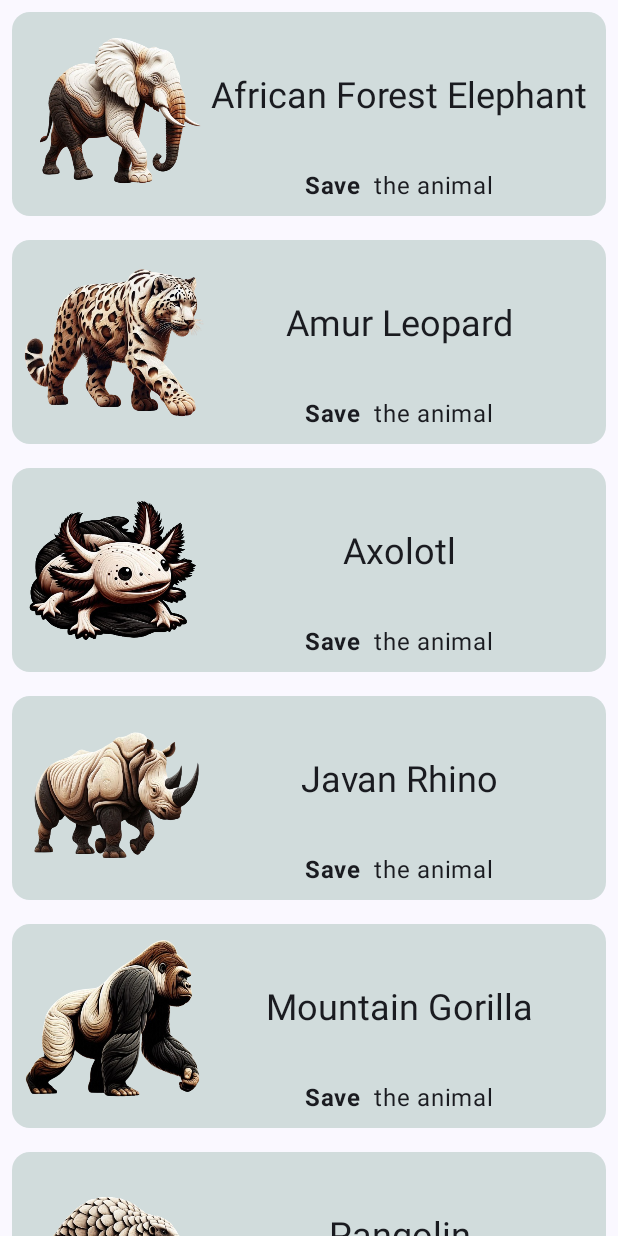
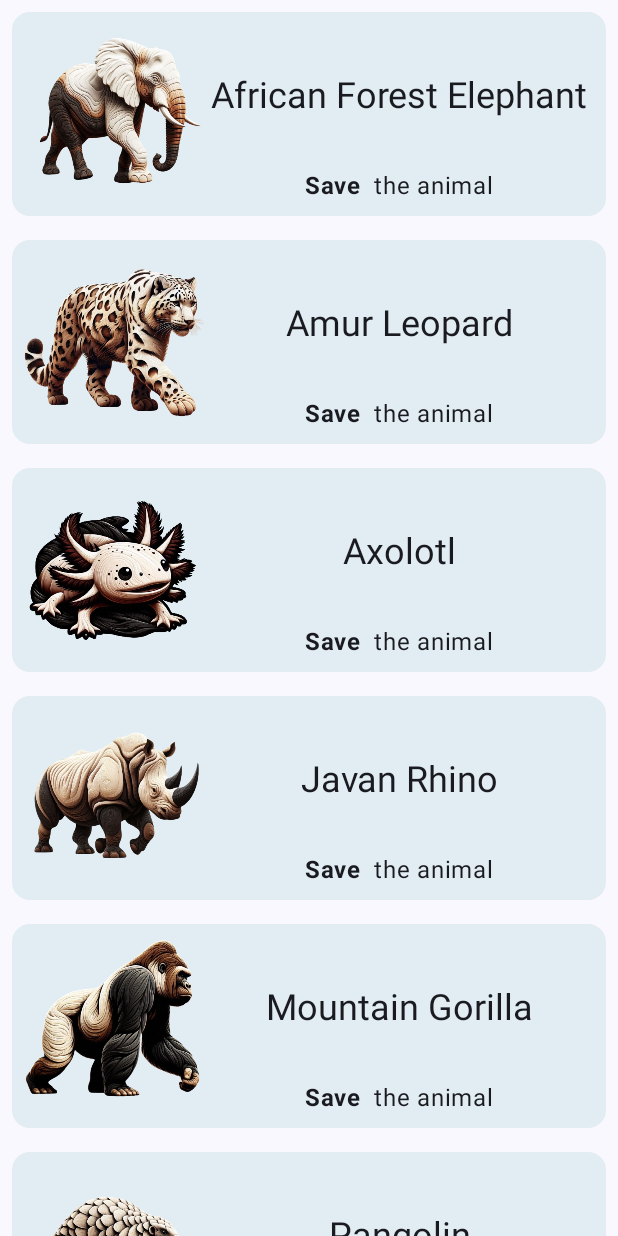
Before and after one commit to AhmedMaad/Banque-Misr-Intern-Projects-2024, an Android app built with Jetpack Compose: the screen it shows after launch (MainActivity), on a phone screen of 412 x 824 dp. Run offline under Robolectric (Android 15) with nearby library versions, the phone set to English and light mode, and no system bars.

Commit message:
changing colors

```diff
--- a/Endangered Animals/app/src/main/java/com/maad/endangeredanimals/MainActivity.kt
+++ b/Endangered Animals/app/src/main/java/com/maad/endangeredanimals/MainActivity.kt
@@ -1,6 +1,5 @@
 package com.maad.endangeredanimals
 
-import android.app.AlertDialog
 import android.content.Intent
 import android.os.Bundle
 import androidx.activity.ComponentActivity
@@ -45,8 +44,8 @@ import androidx.compose.ui.unit.dp
 import androidx.core.net.toUri
 import com.maad.endangeredanimals.data.DataSource
 import com.maad.endangeredanimals.model.Animal
+import com.maad.endangeredanimals.ui.theme.CatskillWhite
 import com.maad.endangeredanimals.ui.theme.EndangeredAnimalsTheme
-import com.maad.endangeredanimals.ui.theme.PowderBlue
 
 class MainActivity : ComponentActivity() {
     override fun onCreate(savedInstanceState: Bundle?) {
@@ -83,7 +82,7 @@ fun AnimalsListItem(animal: Animal, modifier: Modifier = Modifier) {
     }
 
     Card(
-        colors = CardDefaults.cardColors(containerColor = PowderBlue),
+        colors = CardDefaults.cardColors(containerColor = CatskillWhite),
         modifier = modifier
             .fillMaxWidth()
             .padding(8.dp)
@@ -152,6 +151,7 @@ fun AnimalHelperDialog(
 
     when {
         isDialogShown -> AlertDialog(
+            containerColor = CatskillWhite,
             //called when the user tries to dismiss the Dialog by clicking outside
             //or pressing the back button
             onDismissRequest = { },
--- a/Endangered Animals/app/src/main/java/com/maad/endangeredanimals/ui/theme/Color.kt
+++ b/Endangered Animals/app/src/main/java/com/maad/endangeredanimals/ui/theme/Color.kt
@@ -10,4 +10,4 @@ val Purple40 = Color(0xFF6650a4)
 val PurpleGrey40 = Color(0xFF625b71)
 val Pink40 = Color(0xFF7D5260)
 
-val PowderBlue = Color(0xFFD1DCDC)
+val CatskillWhite = Color(0xFFE2EDF3)
```
